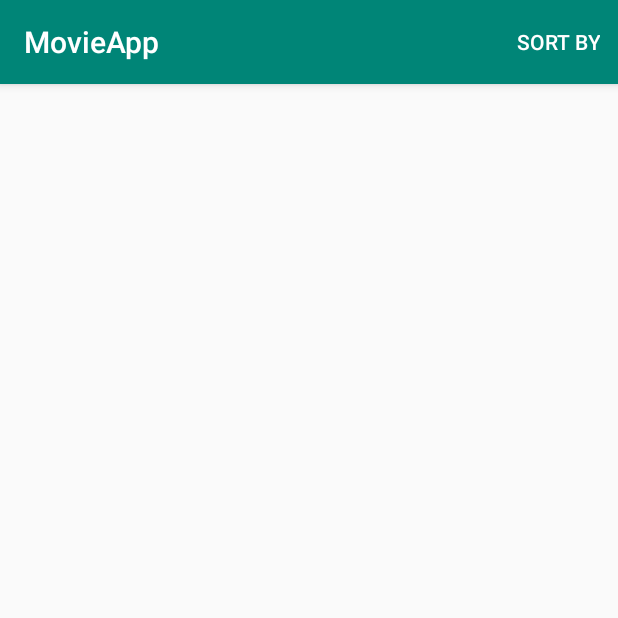
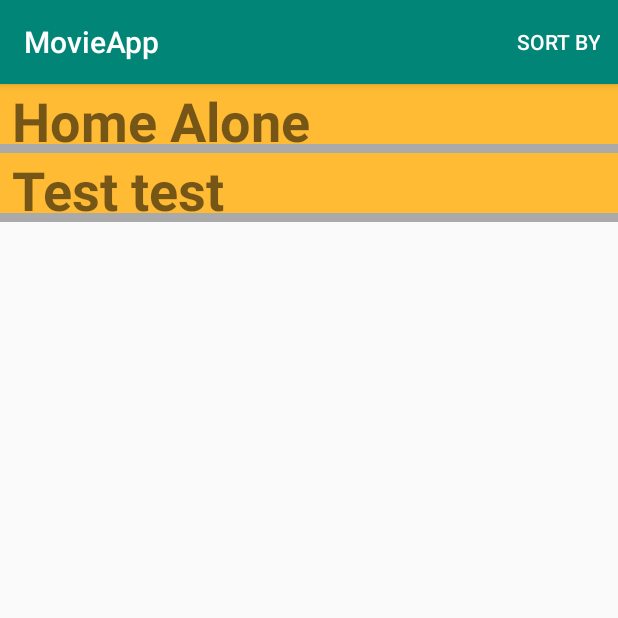
Before and after one commit to haitanle/android-projects, an Android app: the screen it shows after launch (MainActivity), on a phone screen of 412 x 824 dp, the top half of it. Run offline under Robolectric (Android 15) with nearby library versions, the phone set to English and light mode, and no system bars; our stand-ins replace Picasso, Room's generated code; pictures from the network do not load.

```diff
--- a/MovieApp/app/src/main/java/com/example/movieapp/DetailActivity.java
+++ b/MovieApp/app/src/main/java/com/example/movieapp/DetailActivity.java
@@ -106,11 +106,19 @@ public class DetailActivity extends AppCompatActivity implements TrailerAdapter.
             public void onClick(View v) {
                 mStarImageV.setBackground(getResources().getDrawable(R.drawable.star_selector));
                 // mStarImageV.setSelected(true);
+                Intent replyIntent = new Intent(DetailActivity.this, MainActivity.class);
+                String movieTitle = "Home Alone";
+
+                replyIntent.putExtra("Movie",movieTitle);
+                setResult(RESULT_OK, replyIntent);
+
                 if (mStarImageV.isSelected()){
                     mStarImageV.setSelected(false);
                 }else{
                     mStarImageV.setSelected(true);
                 }
+
+                startActivity(replyIntent);
             }
         });
 
--- /dev/null
+++ b/MovieApp/app/src/main/java/com/example/movieapp/FavoriteListAdapter.java
@@ -0,0 +1,59 @@
+package com.example.movieapp;
+
+import android.content.Context;
+import android.view.LayoutInflater;
+import android.view.View;
+import android.view.ViewGroup;
+import android.widget.TextView;
+
+import androidx.recyclerview.widget.RecyclerView;
+
+import com.example.movieapp.database.FavoriteEntry;
+
+import java.util.List;
+
+public class FavoriteListAdapter extends RecyclerView.Adapter<FavoriteListAdapter.FavoriteViewHolder> {
+
+    class FavoriteViewHolder extends RecyclerView.ViewHolder{
+        private final TextView favoriteItemView;
+
+        private FavoriteViewHolder(View itemView){
+            super(itemView);
+            favoriteItemView = itemView.findViewById(R.id.favorite_item_textV);
+        }
+    }
+
+    private final LayoutInflater mInfalter;
+    private List<FavoriteEntry> mFavorites;
+
+    FavoriteListAdapter(Context context){
+        mInfalter = LayoutInflater.from(context);
+    }
+
+    @Override
+    public FavoriteViewHolder onCreateViewHolder(ViewGroup parent, int viewType){
+        View itemView = mInfalter.inflate(R.layout.favorite_item, parent, false);
+        return new FavoriteViewHolder(itemView);
+    }
+
+    @Override
+    public void onBindViewHolder(FavoriteViewHolder holder, int position){
+        if (mFavorites != null){
+            FavoriteEntry current = mFavorites.get(position);
+            holder.favoriteItemView.setText(current.getMovieTitle());
+        }else{
+            holder.favoriteItemView.setText("No Word");
+        }
+    }
+
+    void setFavorites(List<FavoriteEntry> favorites){
+        mFavorites = favorites;
+        notifyDataSetChanged();
+    }
+
+    @Override
+    public int getItemCount() {
+        if (mFavorites != null) return mFavorites.size();
+        else return 0;
+    }
+}
--- /dev/null
+++ b/MovieApp/app/src/main/java/com/example/movieapp/FavoriteViewModel.java
@@ -0,0 +1,31 @@
+package com.example.movieapp;
+
+import android.app.Application;
+
+import androidx.lifecycle.AndroidViewModel;
+import androidx.lifecycle.LiveData;
+
+import com.example.movieapp.database.FavoriteEntry;
+import com.example.movieapp.database.FavoriteRepository;
+
+import java.util.List;
+
+public class FavoriteViewModel extends AndroidViewModel {
+
+    private FavoriteRepository mRepository;
+    private LiveData<List<FavoriteEntry>> mAllFavorites;
+
+    public FavoriteViewModel(Application application){
+        super(application);
+        mRepository = new FavoriteRepository(application);
+        mAllFavorites = mRepository.getAllFavorites();
+    }
+
+    public LiveData<List<FavoriteEntry>> getAllFavorites(){
+        return mAllFavorites;
+    }
+
+    public void insert(FavoriteEntry favoriteEntry){
+        mRepository.insert(favoriteEntry);
+    }
+}
--- a/MovieApp/app/src/main/java/com/example/movieapp/MainActivity.java
+++ b/MovieApp/app/src/main/java/com/example/movieapp/MainActivity.java
@@ -1,6 +1,9 @@
 package com.example.movieapp;
 
+import androidx.annotation.Nullable;
 import androidx.appcompat.app.AppCompatActivity;
+import androidx.lifecycle.Observer;
+import androidx.lifecycle.ViewModelProviders;
 import androidx.recyclerview.widget.GridLayoutManager;
 import androidx.recyclerview.widget.LinearLayoutManager;
 import androidx.recyclerview.widget.RecyclerView;
@@ -17,6 +20,7 @@ import android.view.MenuItem;
 import android.widget.LinearLayout;
 import android.widget.Toast;
 
+import com.example.movieapp.database.FavoriteEntry;
 import com.example.movieapp.model.Movie;
 
 import org.json.JSONArray;
@@ -34,13 +38,12 @@ import java.net.SocketAddress;
 import java.net.URL;
 import java.util.ArrayList;
 import java.util.Iterator;
+import java.util.List;
 import java.util.Scanner;
 
 public class MainActivity extends AppCompatActivity implements MovieAdapter.ListItemClickListener{
 
     private final String BASE_URL = "https://api.themoviedb.org";
-
-
 
     private final String API_KEY = "e4da10679254ee5d37b6f371a66acccf";
     private final String API_PATH_POPULAR= "3/movie/popular";
@@ -53,10 +56,26 @@ public class MainActivity extends AppCompatActivity implements MovieAdapter.List
     private MovieAdapter movieAdapter;
     private RecyclerView mPosterList;
 
+    private FavoriteViewModel mFavoriteViewModel;
+
     @Override
     protected void onCreate(Bundle savedInstanceState) {
         super.onCreate(savedInstanceState);
         setContentView(R.layout.activity_main);
+
+        RecyclerView recyclerView = findViewById(R.id.favorite_recycleView);
+        final FavoriteListAdapter adapter = new FavoriteListAdapter(this);
+        recyclerView.setLayoutManager(new LinearLayoutManager(this));
+        recyclerView.setAdapter(adapter);
+
+        mFavoriteViewModel = ViewModelProviders.of(this).get(FavoriteViewModel.class);
+
+        mFavoriteViewModel.getAllFavorites().observe(this, new Observer<List<FavoriteEntry>>() {
+            @Override
+            public void onChanged(@Nullable List<FavoriteEntry> favoriteEntries) {
+                adapter.setFavorites(favoriteEntries);
+            }
+        });
 
         makeMovieDbRequest(API_PATH_POPULAR);
 
@@ -68,6 +87,15 @@ public class MainActivity extends AppCompatActivity implements MovieAdapter.List
 
         movieAdapter = new MovieAdapter(this);
         mPosterList.setAdapter(movieAdapter);
+    }
+
+    public void onActivityResult(int requestCode, int resultCode, Intent data){
+        super.onActivityResult(requestCode, resultCode, data);
+
+        if ( requestCode == 1 && resultCode == RESULT_OK){
+            FavoriteEntry favoriteEntry = new FavoriteEntry("1234","Helloooo");
+            mFavoriteViewModel.insert(favoriteEntry);
+        }
     }
 
     /*
--- a/MovieApp/app/src/main/java/com/example/movieapp/database/FavoriteDao.java
+++ b/MovieApp/app/src/main/java/com/example/movieapp/database/FavoriteDao.java
@@ -16,12 +16,15 @@ public interface FavoriteDao {
     @Query("Select * from favorite order by movie_title")
     LiveData<List<FavoriteEntry>> loadAllFavorites();
 
-    @Insert
+    @Insert(onConflict = OnConflictStrategy.IGNORE)
     void insertFavorite(FavoriteEntry favoriteEntry);
 
     @Update(onConflict = OnConflictStrategy.REPLACE)
     void updateFavorite(FavoriteEntry favoriteEntry);
 
+    @Query("Delete from favorite")
+    void deleteAll();
+
     @Delete
     void deleteFavorite(FavoriteEntry favoriteEntry);
 }
--- /dev/null
+++ b/MovieApp/app/src/main/java/com/example/movieapp/database/FavoriteRepository.java
@@ -0,0 +1,46 @@
+package com.example.movieapp.database;
+
+import android.app.Application;
+import android.os.AsyncTask;
+
+import androidx.lifecycle.LiveData;
+
+import java.util.List;
+
+/**
+ * Respository to handle network call
+ */
+public class FavoriteRepository {
+
+    private FavoriteDao mFavoriteDao;
+    private LiveData<List<FavoriteEntry>> mAllFavorites;
+
+    public FavoriteRepository(Application application){
+        FavoriteRoomDatabase db = FavoriteRoomDatabase.getDatabase(application);
+        mFavoriteDao = db.favoriteDao();
+        mAllFavorites = mFavoriteDao.loadAllFavorites();
+    }
+
+    public LiveData<List<FavoriteEntry>> getAllFavorites(){
+        return mAllFavorites;
+    }
+
+    public void insert(FavoriteEntry favoriteEntry){
+        new insertAsyncTask(mFavoriteDao).execute(favoriteEntry);
+    }
+
+    private static class insertAsyncTask extends AsyncTask<FavoriteEntry, Void, Void>{
+
+        private FavoriteDao mAsyncTaskDao;
+
+        insertAsyncTask(FavoriteDao dao){
+            mAsyncTaskDao = dao;
+        }
+
+        @Override
+        protected Void doInBackground(final FavoriteEntry... params){
+            mAsyncTaskDao.insertFavorite(params[0]);
+            return null;
+        }
+    }
+}
--- /dev/null
+++ b/MovieApp/app/src/main/java/com/example/movieapp/database/FavoriteRoomDatabase.java
@@ -0,0 +1,60 @@
+package com.example.movieapp.database;
+
+import android.content.Context;
+import android.os.AsyncTask;
+
+import androidx.annotation.NonNull;
+import androidx.room.Database;
+import androidx.room.Room;
+import androidx.room.RoomDatabase;
+import androidx.sqlite.db.SupportSQLiteDatabase;
+
+@Database(entities = {FavoriteEntry.class}, version = 1, exportSchema = false)
+public abstract class FavoriteRoomDatabase extends RoomDatabase {
+
+    public abstract FavoriteDao favoriteDao();
+
+    private static volatile FavoriteRoomDatabase INSTANCE;
+
+    static FavoriteRoomDatabase getDatabase(final Context context){
+        if (INSTANCE == null){
+            synchronized (FavoriteRoomDatabase.class){
+                if (INSTANCE == null){
+                    INSTANCE = Room.databaseBuilder(context.getApplicationContext(),
+                            FavoriteRoomDatabase.class, "favorite_database")
+                            .addCallback(sRoomDatabaseCallback)
+                            .build();
+                }
+            }
+        }
+        return INSTANCE;
+    }
+
+    private static RoomDatabase.Callback sRoomDatabaseCallback = new RoomDatabase.Callback(){
+
+        @Override
+        public void onOpen(@NonNull SupportSQLiteDatabase db){
+            super.onOpen(db);
+            new PopulateDbAsync(INSTANCE).execute();
+        }
+    };
+
+    private static class PopulateDbAsync extends AsyncTask<Void, Void, Void>{
+
+        private final FavoriteDao mDao;
+
+        PopulateDbAsync(FavoriteRoomDatabase db){
+            mDao = db.favoriteDao();
+        }
+
+        @Override
+        protected Void doInBackground(final Void... params){
+            mDao.deleteAll();
+            FavoriteEntry favoriteEntry = new FavoriteEntry("1234", "Home Alone");
+            mDao.insertFavorite(favoriteEntry);
+            favoriteEntry = new FavoriteEntry("2342", "Test test");
+            mDao.insertFavorite(favoriteEntry);
+            return null;
+        }
+    }
+}
--- /dev/null
+++ b/MovieApp/app/src/main/res/drawable/ic_add_black_24dp.xml
@@ -0,0 +1,9 @@
+<vector xmlns:android="http://schemas.android.com/apk/res/android"
+        android:width="24dp"
+        android:height="24dp"
+        android:viewportWidth="24.0"
+        android:viewportHeight="24.0">
+    <path
+        android:fillColor="#FF000000"
+        android:pathData="M19,13h-6v6h-2v-6H5v-2h6V5h2v6h6v2z"/>
+</vector>
--- a/MovieApp/app/src/main/res/layout/activity_detail.xml
+++ b/MovieApp/app/src/main/res/layout/activity_detail.xml
@@ -10,6 +10,8 @@
         android:layout_width="match_parent"
         android:layout_height="match_parent"
         >
+
+
     <LinearLayout
         android:layout_width="match_parent"
         android:layout_height="match_parent"
--- a/MovieApp/app/src/main/res/layout/activity_main.xml
+++ b/MovieApp/app/src/main/res/layout/activity_main.xml
@@ -5,10 +5,24 @@
     android:layout_height="match_parent"
     tools:context=".MainActivity">
 
+    <LinearLayout
+        android:orientation="vertical"
+        android:layout_width="match_parent"
+        android:layout_height="match_parent">
+
+    <androidx.recyclerview.widget.RecyclerView
+        android:id="@+id/favorite_recycleView"
+        android:layout_width="match_parent"
+        android:layout_height="wrap_content"
+        android:background="@android:color/darker_gray"
+        tools:listitem="@layout/favorite_item" />
+
     <androidx.recyclerview.widget.RecyclerView
         android:id="@+id/rv_posters"
         android:layout_width="match_parent"
-        android:layout_height="match_parent">
+        android:layout_height="wrap_content">
     </androidx.recyclerview.widget.RecyclerView>
 
+    </LinearLayout>
+
 </FrameLayout>
--- /dev/null
+++ b/MovieApp/app/src/main/res/layout/favorite_item.xml
@@ -0,0 +1,20 @@
+<?xml version="1.0" encoding="utf-8"?>
+
+<LinearLayout xmlns:android="http://schemas.android.com/apk/res/android"
+    xmlns:tools="http://schemas.android.com/tools"
+    android:orientation="vertical"
+    android:layout_width="match_parent"
+    android:layout_height="wrap_content">
+
+        <TextView
+            android:id="@+id/favorite_item_textV"
+            android:layout_width="match_parent"
+            android:layout_height="40dp"
+            android:textSize="36dp"
+            android:textStyle="bold"
+            android:layout_marginBottom="6dp"
+            android:paddingLeft="8dp"
+            android:background="@android:color/holo_orange_light"
+            tools:text="Test Movie Title"/>
+
+</LinearLayout>
```
Also changed, not shown: 1 other file.
